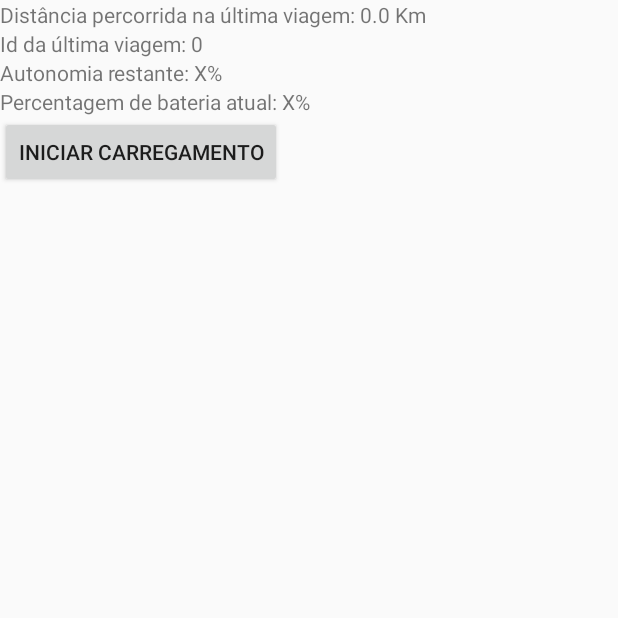
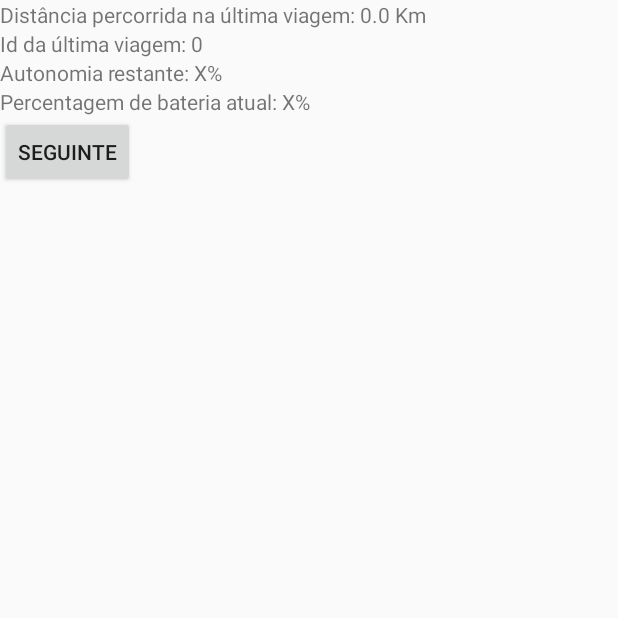
Before and after one commit to dualc11/SmartCharging, an Android app: the ShowLocationActivity screen opened directly, with no data from a screen before it, on a phone screen of 412 x 824 dp, the top half of it. Run offline under Robolectric (Android 15) with nearby library versions, the phone set to English and light mode, and no system bars.

```diff
--- a/app/src/main/java/com/example/luis/smartcharging/ShowLocationActivity.java
+++ b/app/src/main/java/com/example/luis/smartcharging/ShowLocationActivity.java
@@ -1,7 +1,9 @@
 package com.example.luis.smartcharging;
 
+import android.content.Intent;
 import android.support.v7.app.AppCompatActivity;
 import android.os.Bundle;
+import android.view.View;
 import android.widget.Button;
 import android.widget.TextView;
 
@@ -25,7 +27,7 @@ public class ShowLocationActivity extends AppCompatActivity {
         idViagemText=findViewById(R.id.idViagem);
         autonomiaText=findViewById(R.id.autonomiaText);
         percentagemBatText=findViewById(R.id.percentagemBat);
-        bCarregarBat=findViewById(R.id.bIniciarCarregamento);
+       // bCarregarBat=findViewById(R.id.bIniciarCarregamento);
 
         autonomiaText.setText("Autonomia restante: X%");
         percentagemBatText.setText("Percentagem de bateria atual: X%");
@@ -37,4 +39,11 @@ public class ShowLocationActivity extends AppCompatActivity {
         distanciaKm = getIntent().getDoubleExtra("distanciaKm", 0);
         distanciaKmText.setText("Distância percorrida na última viagem: " + distanciaKm + " Km");
     }
+
+    public void voltaPrincipal(View v)
+    {
+        Intent intentPrincipal = new Intent(ShowLocationActivity.this,StartAndStopService.class);
+        startActivity(intentPrincipal);
+        this.finish();
+    }
 }
--- a/app/src/main/java/com/example/luis/smartcharging/StartAndStopService.java
+++ b/app/src/main/java/com/example/luis/smartcharging/StartAndStopService.java
@@ -109,6 +109,7 @@ public class StartAndStopService extends AppCompatActivity {
             {
                 reconheceuQrCode = false;
                 intentSeekBar.putExtra("opcao",0); //Para indicar que é para iniciar a viagem
+                intentSeekBar.putExtra("idCarro",idCarro);
                 startActivity(intentSeekBar);
             }
             else
@@ -130,6 +131,7 @@ public class StartAndStopService extends AppCompatActivity {
             if(GpsService.getServicoIniciado())
             {
                 intentSeekBar.putExtra("opcao",1); //Para indicar que é para terminar a viagem
+                intentSeekBar.putExtra("idCarro",idCarro);
                 startActivity(intentSeekBar);
             }
             else
@@ -357,6 +359,7 @@ public class StartAndStopService extends AppCompatActivity {
         Intent intentVerTucsDisp=new Intent(StartAndStopService.this,VerTucsDisponiveis.class);
         startActivity(intentVerTucsDisp);
     }
+
     //Métodos getters
     public static String getUserId() {return userId;}
     public static DBManager getDb()
--- a/app/src/main/res/layout-large/activity_show_location.xml
+++ b/app/src/main/res/layout-large/activity_show_location.xml
@@ -25,9 +25,10 @@
         android:layout_height="wrap_content" />
 
     <Button
-        android:id="@+id/bIniciarCarregamento"
+        android:id="@+id/bSeguinte"
         android:layout_width="wrap_content"
         android:layout_height="wrap_content"
-        android:text="Iniciar Carregamento"/>
+        android:text="Seguinte"
+        android:onClick="voltaPrincipal"/>
 
 </LinearLayout>
--- a/app/src/main/res/layout-xlarge/activity_show_location.xml
+++ b/app/src/main/res/layout-xlarge/activity_show_location.xml
@@ -25,9 +25,10 @@
         android:layout_height="wrap_content" />
 
     <Button
-        android:id="@+id/bIniciarCarregamento"
+        android:id="@+id/bSeguinte"
         android:layout_width="wrap_content"
         android:layout_height="wrap_content"
-        android:text="Iniciar Carregamento"/>
+        android:text="Seguinte"
+        android:onClick="voltaPrincipal"/>
 
 </LinearLayout>
--- a/app/src/main/res/layout/activity_show_location.xml
+++ b/app/src/main/res/layout/activity_show_location.xml
@@ -25,9 +25,11 @@
         android:layout_height="wrap_content" />
 
     <Button
-        android:id="@+id/bIniciarCarregamento"
+        android:id="@+id/bSeguinte"
         android:layout_width="wrap_content"
         android:layout_height="wrap_content"
-        android:text="Iniciar Carregamento"/>
+        android:text="Seguinte"
+        android:onClick="voltaPrincipal"/>
+
 
 </LinearLayout>
```
Also changed, not shown: app/src/main/java/com/example/luis/smartcharging/DBManager.java (+9 -5 lines).
